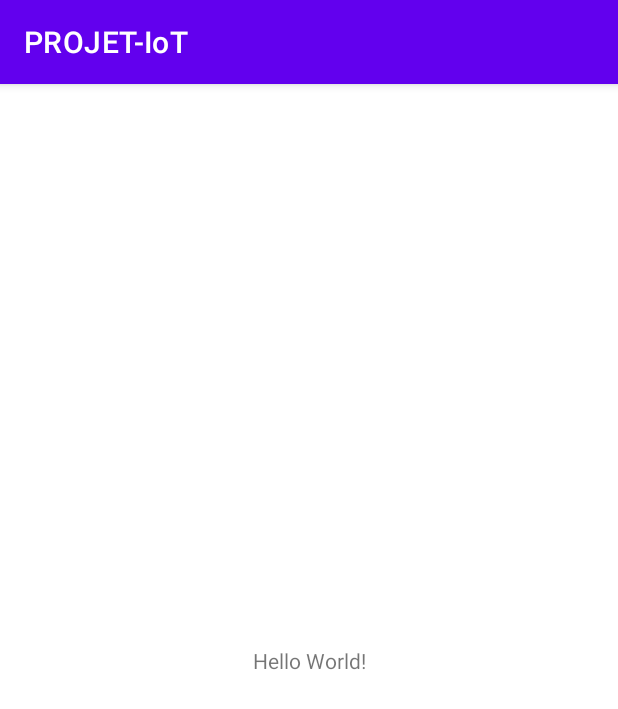
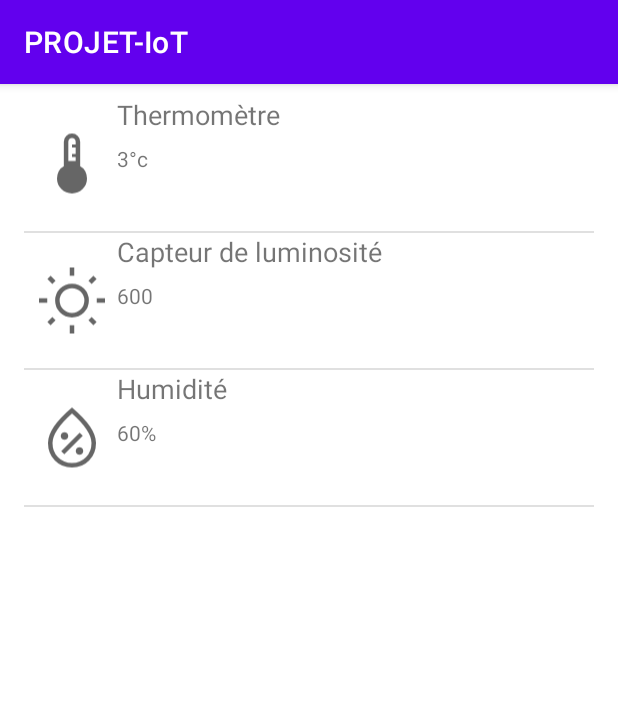
Before and after one commit to B4tiste/Projet-IOT, an Android app: the screen it shows after launch (MainActivity), on a phone screen of 412 x 824 dp. Shown: the top 709 px of the screen. Run offline under Robolectric (Android 15) with nearby library versions, the phone set to English and light mode, and no system bars.

Commit message:
Custom list view with sensor list items

```diff
--- a/application/app/src/main/java/com/cpe/irc/projet_iot/MainActivity.java
+++ b/application/app/src/main/java/com/cpe/irc/projet_iot/MainActivity.java
@@ -3,12 +3,41 @@ package com.cpe.irc.projet_iot;
 import androidx.appcompat.app.AppCompatActivity;
 
 import android.os.Bundle;
+import android.widget.ListView;
+
+import com.cpe.irc.projet_iot.sensor.Sensor;
+import com.cpe.irc.projet_iot.sensor.SensorsAdapter;
 
 public class MainActivity extends AppCompatActivity {
+
+    protected Bundle instanceState;
 
     @Override
     protected void onCreate(Bundle savedInstanceState) {
         super.onCreate(savedInstanceState);
         setContentView(R.layout.activity_main);
+        this.instanceState = savedInstanceState;
+        this.afterCreate();
+    }
+
+    protected void afterCreate() {
+        this.linkSensorsList(this.loadSensorData());
+    }
+
+    // TODO: load data from server
+    protected Sensor[] loadSensorData() {
+        Sensor temp = new Sensor("Thermomètre", "temperature", "3°c");
+        Sensor lum = new Sensor("Capteur de luminosité", "lumen", "600");
+        Sensor humidite = new Sensor("Humidité", "humid", "60%");
+        return new Sensor[]{temp, lum, humidite};
+    }
+
+    protected void linkSensorsList(Sensor[] sensors) {
+        // get sensors_list view
+        ListView sensors_list = findViewById(R.id.sensors_list);
+        // create sensors list adapter to convert sensor objects to views
+        SensorsAdapter sensorsListAdapter = new SensorsAdapter(this, sensors);
+        // link sensor adapter to sensors list view
+        sensors_list.setAdapter(sensorsListAdapter);
     }
 }
--- /dev/null
+++ b/application/app/src/main/java/com/cpe/irc/projet_iot/sensor/Sensor.java
@@ -0,0 +1,63 @@
+package com.cpe.irc.projet_iot.sensor;
+
+import androidx.annotation.NonNull;
+
+import java.io.Serializable;
+
+public class Sensor implements Serializable {
+    private String name;
+    private String type;
+    private String value;
+
+    private boolean active;
+
+    public Sensor(String name, String type, String value) {
+        this.name = name;
+        this.type = type;
+        this.value = value;
+        this.active = true;
+    }
+
+    public Sensor(String name, String type, String value, boolean active) {
+        this.name = name;
+        this.type = type;
+        this.value = value;
+        this.active = active;
+    }
+
+    public String getName() {
+        return name;
+    }
+    public String getType() {
+        return type;
+    }
+    public String getValue() {
+        return value;
+    }
+    public boolean isActive() {
+        return active;
+    }
+
+    public Sensor setName(String name) {
+        this.name = name;
+        return this;
+    }
+    public Sensor setType(String type) {
+        this.type = type;
+        return this;
+    }
+    public Sensor setValue(String value) {
+        this.value = value;
+        return this;
+    }
+    public Sensor setActive(boolean active) {
+        this.active = active;
+        return this;
+    }
+
+    @NonNull
+    @Override
+    public String toString() {
+        return this.name +": "+ this.value;
+    }
+}
--- /dev/null
+++ b/application/app/src/main/java/com/cpe/irc/projet_iot/sensor/SensorsAdapter.java
@@ -0,0 +1,91 @@
+package com.cpe.irc.projet_iot.sensor;
+
+import android.content.Context;
+import android.util.Log;
+import android.view.LayoutInflater;
+import android.view.View;
+import android.view.ViewGroup;
+import android.widget.BaseAdapter;
+import android.widget.ImageView;
+import android.widget.TextView;
+
+import com.cpe.irc.projet_iot.R;
+
+public class SensorsAdapter extends BaseAdapter {
+
+    public static final String TEMPERATURE = "temperature";
+    public static final String LUMINOSITY = "lumen";
+    public static final String HUMIDITY = "humid";
+
+    private final Context context;
+    private final Sensor[] sensors;
+    private final LayoutInflater layoutInflater;
+
+    public SensorsAdapter(Context context, Sensor[] sensors) {
+        this.context = context;
+        this.sensors = sensors;
+        this.layoutInflater = LayoutInflater.from(this.context);
+    }
+
+    @Override
+    public int getCount() {
+        return this.sensors.length;
+    }
+
+    @Override
+    public Sensor getItem(int position) {
+        return this.sensors[position];
+    }
+
+    @Override
+    public long getItemId(int position) {
+        return this.sensors[position].hashCode();
+    }
+
+    @Override
+    public View getView(int position, View convertView, ViewGroup container) {
+        ViewHolder holder;
+        if (convertView == null) {
+            convertView = this.layoutInflater.inflate(R.layout.list_item_sensor_layout, null);
+            holder = new ViewHolder();
+            holder.sensorImgView = (ImageView) convertView.findViewById(R.id.sensor_img);
+            holder.sensorNameView = (TextView) convertView.findViewById(R.id.sensor_name);
+            holder.sensorValueView = (TextView) convertView.findViewById(R.id.sensor_value);
+            convertView.setTag(holder);
+        } else {
+            holder = (ViewHolder) convertView.getTag();
+        }
+
+        Sensor sensor = this.getItem(position);
+        holder.sensorNameView.setText(sensor.getName());
+        holder.sensorValueView.setText(sensor.getValue());
+
+        int imageId = this.getMipmapResIdByName(sensor.getType());
+
+        holder.sensorImgView.setImageResource(imageId);
+
+        return convertView;
+    }
+
+    // Find Image ID corresponding to the name of the image (in the directory mipmap).
+    public int getMipmapResIdByName(String resName)  {
+        String pkgName = context.getPackageName();
+        // Return 0 if not found.
+        int resID = context.getResources().getIdentifier(this.getResNameForSensor(resName) , "drawable", pkgName);
+        Log.i("CustomListView", "Res Name: "+ resName+"==> Res ID = "+ resID);
+        return resID;
+    }
+
+    private String getResNameForSensor(String sensorType) {
+        switch (sensorType) {
+            case TEMPERATURE:
+                return "device_thermostat";
+            case LUMINOSITY:
+                return "wb_sunny";
+            case HUMIDITY:
+                return "humidity_percentage";
+            default:
+                return "sensor";
+        }
+    }
+}
--- /dev/null
+++ b/application/app/src/main/java/com/cpe/irc/projet_iot/sensor/ViewHolder.java
@@ -0,0 +1,10 @@
+package com.cpe.irc.projet_iot.sensor;
+
+import android.widget.ImageView;
+import android.widget.TextView;
+
+public class ViewHolder {
+    ImageView sensorImgView;
+    TextView sensorNameView;
+    TextView sensorValueView;
+}
--- /dev/null
+++ b/application/app/src/main/res/drawable/device_thermostat.xml
@@ -0,0 +1,10 @@
+<vector xmlns:android="http://schemas.android.com/apk/res/android"
+    android:width="48dp"
+    android:height="48dp"
+    android:viewportWidth="48"
+    android:viewportHeight="48"
+    android:tint="?attr/colorControlNormal">
+  <path
+      android:fillColor="@android:color/white"
+      android:pathData="M24,44Q19.85,44 16.925,41.075Q14,38.15 14,34Q14,31.45 15.15,29.2Q16.3,26.95 18.55,25.85V9.45Q18.55,7.2 20.15,5.6Q21.75,4 24,4Q26.25,4 27.85,5.6Q29.45,7.2 29.45,9.45V25.85Q31.7,26.95 32.85,29.2Q34,31.45 34,34Q34,38.15 31.075,41.075Q28.15,44 24,44ZM21.55,22.25H26.45V19.6H24V17.65H26.45V13.3H24V11.35H26.45V9.45Q26.45,8.4 25.75,7.7Q25.05,7 24,7Q22.95,7 22.25,7.7Q21.55,8.4 21.55,9.45Z"/>
+</vector>
--- a/application/app/src/main/res/layout/activity_main.xml
+++ b/application/app/src/main/res/layout/activity_main.xml
@@ -1,18 +1,25 @@
 <?xml version="1.0" encoding="utf-8"?>
-<androidx.constraintlayout.widget.ConstraintLayout xmlns:android="http://schemas.android.com/apk/res/android"
+<androidx.constraintlayout.widget.ConstraintLayout
+    xmlns:android="http://schemas.android.com/apk/res/android"
     xmlns:app="http://schemas.android.com/apk/res-auto"
     xmlns:tools="http://schemas.android.com/tools"
     android:layout_width="match_parent"
     android:layout_height="match_parent"
     tools:context=".MainActivity">
 
-    <TextView
-        android:layout_width="wrap_content"
-        android:layout_height="wrap_content"
-        android:text="Hello World!"
+    <ListView
+        android:id="@+id/sensors_list"
+        android:layout_width="0dp"
+        android:layout_height="0dp"
+        android:layout_marginStart="16dp"
+        android:layout_marginTop="8dp"
+        android:layout_marginEnd="16dp"
+        android:layout_marginBottom="8dp"
         app:layout_constraintBottom_toBottomOf="parent"
         app:layout_constraintEnd_toEndOf="parent"
         app:layout_constraintStart_toStartOf="parent"
-        app:layout_constraintTop_toTopOf="parent" />
+        app:layout_constraintTop_toTopOf="parent"
+        />
+
 
 </androidx.constraintlayout.widget.ConstraintLayout>
--- /dev/null
+++ b/application/app/src/main/res/layout/list_item_sensor_layout.xml
@@ -0,0 +1,40 @@
+<?xml version="1.0" encoding="utf-8"?>
+<androidx.constraintlayout.widget.ConstraintLayout xmlns:android="http://schemas.android.com/apk/res/android"
+    xmlns:app="http://schemas.android.com/apk/res-auto"
+    xmlns:tools="http://schemas.android.com/tools"
+    android:layout_width="match_parent"
+    android:layout_height="match_parent">
+
+    <ImageView
+        android:id="@+id/sensor_img"
+        android:layout_width="wrap_content"
+        android:layout_height="90dp"
+        android:layout_marginStart="8dp"
+        android:contentDescription="@string/sensor_logo"
+        app:srcCompat="@drawable/device_thermostat"
+        app:layout_constraintBottom_toBottomOf="parent"
+        app:layout_constraintStart_toStartOf="parent"
+        app:layout_constraintTop_toTopOf="parent"/>
+
+    <TextView
+        android:id="@+id/sensor_name"
+        android:layout_width="wrap_content"
+        android:layout_height="30dp"
+        android:layout_marginStart="6dp"
+        android:textSize="18sp"
+        android:text="@string/sensor_name"
+        app:layout_constraintStart_toEndOf="@+id/sensor_img"
+        app:layout_constraintTop_toTopOf="@+id/sensor_img" />
+
+    <TextView
+        android:id="@+id/sensor_value"
+        android:layout_width="170dp"
+        android:layout_height="wrap_content"
+        android:layout_marginTop="2dp"
+        android:layout_marginStart="6dp"
+        android:text="@string/sensor_value"
+        app:layout_constraintStart_toEndOf="@+id/sensor_img"
+        app:layout_constraintTop_toBottomOf="@+id/sensor_name" />
+
+
+</androidx.constraintlayout.widget.ConstraintLayout>
--- a/application/app/src/main/res/values/strings.xml
+++ b/application/app/src/main/res/values/strings.xml
@@ -1,3 +1,6 @@
 <resources>
     <string name="app_name">PROJET-IoT</string>
+    <string name="sensor_name">sensor name</string>
+    <string name="sensor_value">sensor value</string>
+    <string name="sensor_logo">Sensor Logo</string>
 </resources>
```
Also changed, not shown: application/app/src/main/res/drawable/humidity_percentage.xml (added, +12 -0 lines), application/app/src/main/res/drawable/sensor.xml (added, +10 -0 lines), application/app/src/main/res/drawable/wb_sunny.xml (added, +10 -0 lines), 1 other file.
